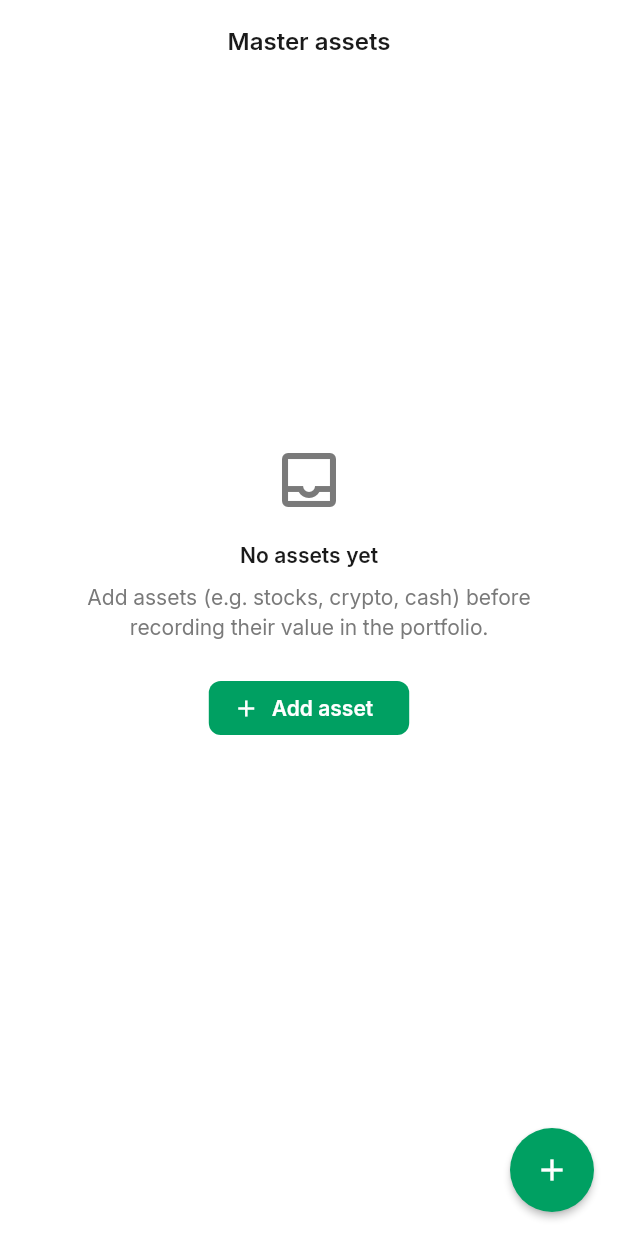
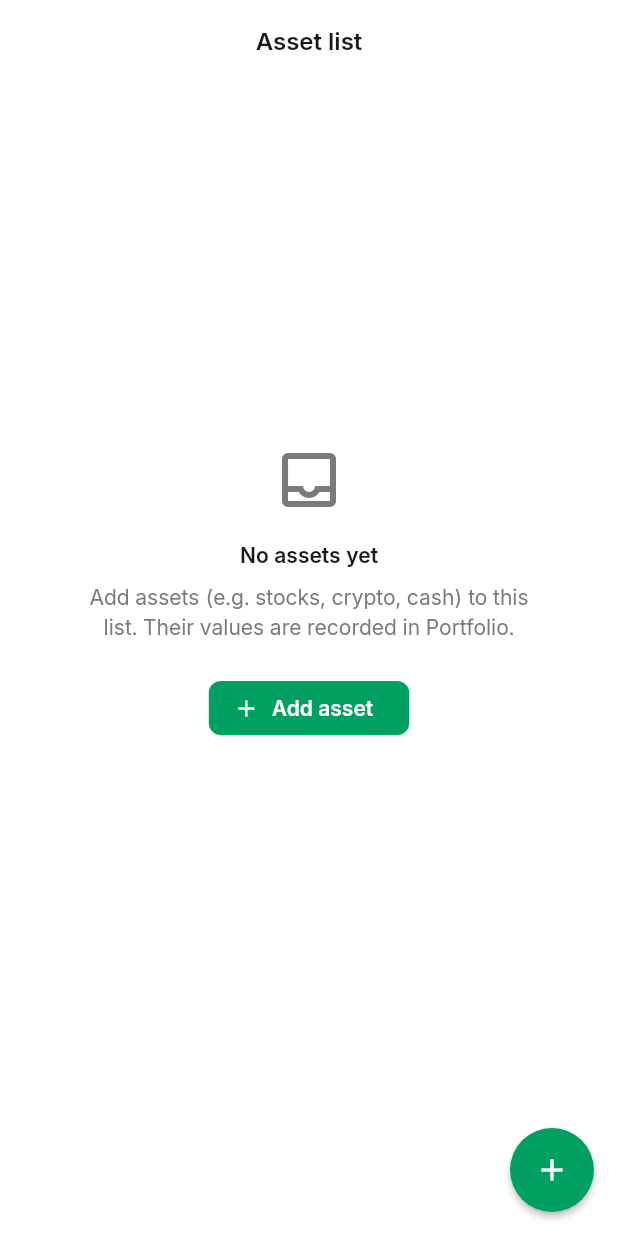
Before and after one commit to amaralfatah/flutter-wasilah-app, a Flutter app: the MasterAssetListPage screen opened by its route, on a phone screen of 412 x 824 dp. Run offline on Flutter 3.47's test engine with Material 3 defaults, Android fonts, the phone set to English and light mode, and no system bars; our stand-ins replace drift, flutter_riverpod, flutter_svg, freezed_annotation, go_router, google_sign_in and 1 more; missing offline and left inert: googleapis, sqlite3; accounts and stored records are empty; statements that could not run were skipped.

Commit message:
feat: perjelas istilah aset dan portofolio, lihat histori pindah tab
Master aset menjadi Daftar aset; Beranda kosong mengajak mencatat nilai
alih-alih Tambah aset; pesan hapus/keluarkan menjelaskan aset tetap di
daftar. Lihat histori di Beranda langsung pindah ke tab Histori tanpa
halaman duplikat.

Co-Authored-By: Claude Opus 5.5 <noreply@anthropic.com>

```diff
--- a/lib/features/portfolio/presentation/pages/dashboard_page.dart
+++ b/lib/features/portfolio/presentation/pages/dashboard_page.dart
@@ -37,9 +37,9 @@ class DashboardPage extends ConsumerWidget {
                 return ref.refresh(portfolioSummaryProvider.future);
               },
               child: AppEmptyState(
-                title: l10n.commonEmptyAssetsTitle,
+                title: l10n.emptyPortfolioTitle,
                 message: l10n.emptyAssetsDashboardMessage,
-                actionLabel: l10n.commonAddAssetLabel,
+                actionLabel: l10n.addToPortfolioLabel,
                 onAction: () => context.go(RouteNames.portfolio),
               ),
             );
@@ -72,7 +72,7 @@ class DashboardPage extends ConsumerWidget {
                     children: [
                       PortfolioSummaryCard(
                         summary: summary,
-                        onViewHistory: () => context.push(RouteNames.history),
+                        onViewHistory: () => context.go(RouteNames.history),
                       ),
                       const SizedBox(height: AppSpacing.lg),
                       targetsValue.maybeWhen(
--- a/lib/l10n/app_en.arb
+++ b/lib/l10n/app_en.arb
@@ -132,7 +132,7 @@
   "totalCostOptionalHelper": "Total funds contributed, used to calculate profit/loss.",
   "deleteAssetButton": "Delete asset",
   "deleteAssetTitle": "Delete asset?",
-  "deleteAssetMessage": "The asset {assetName} will be deleted.",
+  "deleteAssetMessage": "{assetName} will be removed from your asset list.",
   "@deleteAssetMessage": {
     "placeholders": {"assetName": {"type": "String"}}
   },
@@ -199,7 +199,7 @@
     "placeholders": {"days": {"type": "int"}}
   },
 
-  "emptyAssetsDashboardMessage": "Record your first asset to see a summary.",
+  "emptyAssetsDashboardMessage": "Record your first asset value to see a summary.",
   "noTargetsCardMessage": "Create an allocation target first so portfolio progress can be calculated correctly.",
   "mainAssetsTitle": "Main assets",
   "viewAllLabel": "View all",
@@ -345,7 +345,7 @@
 
   "targetHeroFromTarget": "vs target",
 
-  "holdingDetailTitle": "Portfolio Detail",
+  "holdingDetailTitle": "Asset Detail",
   "removeShortButton": "Remove",
 
   "chartRange6M": "6M",
@@ -415,17 +415,17 @@
   "assetHasHoldingMessage": "This asset is still in your portfolio. Remove it from the portfolio before deleting.",
   "removeFromPortfolioButton": "Remove from portfolio",
   "removeFromPortfolioTitle": "Remove from portfolio?",
-  "removeFromPortfolioMessage": "The value and history of {assetName} will be removed from the portfolio. The asset itself is kept.",
+  "removeFromPortfolioMessage": "The value and history of {assetName} will be removed from the portfolio. The asset stays in your asset list.",
   "@removeFromPortfolioMessage": {"placeholders": {"assetName": {"type": "String"}}},
   "portfolioTitle": "Portfolio",
-  "masterAssetsTitle": "Master assets",
+  "masterAssetsTitle": "Asset list",
   "settingsDataSection": "Data",
   "masterAssetsSettingsSubtitle": "Name, code, category, and market symbol",
-  "emptyMasterAssetsMessage": "Add assets (e.g. stocks, crypto, cash) before recording their value in the portfolio.",
+  "emptyMasterAssetsMessage": "Add assets (e.g. stocks, crypto, cash) to this list. Their values are recorded in Portfolio.",
   "emptyPortfolioTitle": "Your portfolio is empty",
-  "emptyPortfolioMessage": "Pick an asset from the master list and record its value.",
-  "emptyPortfolioNoMasterMessage": "Create a master asset in Settings first, then record its value here.",
-  "openMasterAssetsLabel": "Manage master assets",
+  "emptyPortfolioMessage": "Pick an asset from your asset list and record its value.",
+  "emptyPortfolioNoMasterMessage": "Add an asset to your asset list first, then record its value here.",
+  "openMasterAssetsLabel": "Open asset list",
   "addToPortfolioLabel": "Record asset value",
 
   "totalValueOptionalFieldLabel": "Total asset value (optional)",
@@ -452,6 +452,6 @@
   "assetRequiredMessage": "Please select an asset.",
   "dateRequiredMessage": "Please select a date.",
   "noteTooLongMessage": "Note can be at most {max} characters.",
-  "settingsAssetsLabel": "Assets",
+  "settingsAssetsLabel": "Asset list",
   "restoreInProgressMessage": "A backup or restore is in progress. Please wait until it finishes."
 }
--- a/lib/l10n/app_id.arb
+++ b/lib/l10n/app_id.arb
@@ -241,7 +241,7 @@
   "@deleteAssetButton": {"description": "Tombol hapus aset"},
   "deleteAssetTitle": "Hapus aset?",
   "@deleteAssetTitle": {"description": "Judul dialog konfirmasi hapus aset"},
-  "deleteAssetMessage": "Master aset {assetName} akan dihapus.",
+  "deleteAssetMessage": "{assetName} akan dihapus dari daftar aset.",
   "@deleteAssetMessage": {
     "description": "Pesan dialog konfirmasi hapus aset",
     "placeholders": {"assetName": {"type": "String"}}
@@ -351,7 +351,7 @@
     "placeholders": {"days": {"type": "int"}}
   },
 
-  "emptyAssetsDashboardMessage": "Catat aset pertama untuk melihat ringkasan.",
+  "emptyAssetsDashboardMessage": "Catat nilai aset pertama untuk melihat ringkasan.",
   "@emptyAssetsDashboardMessage": {"description": "Pesan state kosong dashboard"},
   "noTargetsCardMessage": "Buat target alokasi dulu agar progres portofolio bisa dihitung dengan benar.",
   "@noTargetsCardMessage": {"description": "Pesan kartu belum ada target di dashboard"},
@@ -549,7 +549,7 @@
   "targetHeroFromTarget": "dari target",
   "@targetHeroFromTarget": {"description": "Keterangan selisih di kepala detail target"},
 
-  "holdingDetailTitle": "Detail Portofolio",
+  "holdingDetailTitle": "Detail aset",
   "@holdingDetailTitle": {"description": "Judul halaman detail holding"},
   "removeShortButton": "Keluarkan",
   "@removeShortButton": {"description": "Tombol singkat keluarkan aset dari portofolio di bar bawah detail"},
@@ -691,25 +691,25 @@
   "@removeFromPortfolioButton": {"description": "Pemisahan master aset & portofolio"},
   "removeFromPortfolioTitle": "Keluarkan dari portofolio?",
   "@removeFromPortfolioTitle": {"description": "Pemisahan master aset & portofolio"},
-  "removeFromPortfolioMessage": "Nilai dan histori {assetName} akan dihapus dari portofolio. Master aset tetap ada.",
+  "removeFromPortfolioMessage": "Nilai dan histori {assetName} akan dihapus dari portofolio. Asetnya tetap ada di daftar aset.",
   "@removeFromPortfolioMessage": {"placeholders": {"assetName": {"type": "String"}}},
   "portfolioTitle": "Portofolio",
   "@portfolioTitle": {"description": "Pemisahan halaman master aset & portofolio"},
-  "masterAssetsTitle": "Master aset",
+  "masterAssetsTitle": "Daftar aset",
   "@masterAssetsTitle": {"description": "Pemisahan halaman master aset & portofolio"},
   "settingsDataSection": "Data",
   "@settingsDataSection": {"description": "Pemisahan halaman master aset & portofolio"},
   "masterAssetsSettingsSubtitle": "Nama, kode, kategori, dan simbol pasar",
   "@masterAssetsSettingsSubtitle": {"description": "Pemisahan halaman master aset & portofolio"},
-  "emptyMasterAssetsMessage": "Tambahkan aset (mis. saham, kripto, kas) sebelum mencatat nilainya di portofolio.",
+  "emptyMasterAssetsMessage": "Tambahkan aset (mis. saham, kripto, kas) ke daftar ini. Nilainya dicatat di Portofolio.",
   "@emptyMasterAssetsMessage": {"description": "Pemisahan halaman master aset & portofolio"},
   "emptyPortfolioTitle": "Portofolio masih kosong",
   "@emptyPortfolioTitle": {"description": "Pemisahan halaman master aset & portofolio"},
-  "emptyPortfolioMessage": "Pilih aset dari master lalu catat nilainya.",
+  "emptyPortfolioMessage": "Pilih aset dari daftar aset lalu catat nilainya.",
   "@emptyPortfolioMessage": {"description": "Pemisahan halaman master aset & portofolio"},
-  "emptyPortfolioNoMasterMessage": "Buat master aset dulu di Pengaturan, lalu catat nilainya di sini.",
+  "emptyPortfolioNoMasterMessage": "Tambahkan aset ke daftar aset dulu, lalu catat nilainya di sini.",
   "@emptyPortfolioNoMasterMessage": {"description": "Pemisahan halaman master aset & portofolio"},
-  "openMasterAssetsLabel": "Kelola master aset",
+  "openMasterAssetsLabel": "Buka daftar aset",
   "@openMasterAssetsLabel": {"description": "Pemisahan halaman master aset & portofolio"},
   "addToPortfolioLabel": "Catat nilai aset",
   "@addToPortfolioLabel": {"description": "Pemisahan halaman master aset & portofolio"},
@@ -761,7 +761,7 @@
   "@dateRequiredMessage": {"description": "Validasi tanggal belum dipilih"},
   "noteTooLongMessage": "Catatan maksimal {max} karakter.",
   "@noteTooLongMessage": {"description": "Validasi panjang catatan", "placeholders": {"max": {"type": "int"}}},
-  "settingsAssetsLabel": "Aset",
+  "settingsAssetsLabel": "Daftar aset",
   "@settingsAssetsLabel": {"description": "Baris setelan menuju daftar master aset"},
   "restoreInProgressMessage": "Backup atau pemulihan sedang berjalan. Tunggu sampai selesai.",
   "@restoreInProgressMessage": {"description": "Snackbar saat restore diminta ketika backup/restore lain masih berjalan"}
--- a/lib/l10n/app_localizations_en.dart
+++ b/lib/l10n/app_localizations_en.dart
@@ -373,7 +373,7 @@ class AppLocalizationsEn extends AppLocalizations {
 
   @override
   String deleteAssetMessage(String assetName) {
-    return 'The asset $assetName will be deleted.';
+    return '$assetName will be removed from your asset list.';
   }
 
   @override
@@ -523,7 +523,7 @@ class AppLocalizationsEn extends AppLocalizations {
 
   @override
   String get emptyAssetsDashboardMessage =>
-      'Record your first asset to see a summary.';
+      'Record your first asset value to see a summary.';
 
   @override
   String get noTargetsCardMessage =>
@@ -740,7 +740,7 @@ class AppLocalizationsEn extends AppLocalizations {
   String get targetHeroFromTarget => 'vs target';
 
   @override
-  String get holdingDetailTitle => 'Portfolio Detail';
+  String get holdingDetailTitle => 'Asset Detail';
 
   @override
   String get removeShortButton => 'Remove';
@@ -924,14 +924,14 @@ class AppLocalizationsEn extends AppLocalizations {
 
   @override
   String removeFromPortfolioMessage(String assetName) {
-    return 'The value and history of $assetName will be removed from the portfolio. The asset itself is kept.';
+    return 'The value and history of $assetName will be removed from the portfolio. The asset stays in your asset list.';
   }
 
   @override
   String get portfolioTitle => 'Portfolio';
 
   @override
-  String get masterAssetsTitle => 'Master assets';
+  String get masterAssetsTitle => 'Asset list';
 
   @override
   String get settingsDataSection => 'Data';
@@ -942,21 +942,21 @@ class AppLocalizationsEn extends AppLocalizations {
 
   @override
   String get emptyMasterAssetsMessage =>
-      'Add assets (e.g. stocks, crypto, cash) before recording their value in the portfolio.';
+      'Add assets (e.g. stocks, crypto, cash) to this list. Their values are recorded in Portfolio.';
 
   @override
   String get emptyPortfolioTitle => 'Your portfolio is empty';
 
   @override
   String get emptyPortfolioMessage =>
-      'Pick an asset from the master list and record its value.';
+      'Pick an asset from your asset list and record its value.';
 
   @override
   String get emptyPortfolioNoMasterMessage =>
-      'Create a master asset in Settings first, then record its value here.';
+      'Add an asset to your asset list first, then record its value here.';
 
   @override
-  String get openMasterAssetsLabel => 'Manage master assets';
+  String get openMasterAssetsLabel => 'Open asset list';
 
   @override
   String get addToPortfolioLabel => 'Record asset value';
@@ -1043,7 +1043,7 @@ class AppLocalizationsEn extends AppLocalizations {
   }
 
   @override
-  String get settingsAssetsLabel => 'Assets';
+  String get settingsAssetsLabel => 'Asset list';
 
   @override
   String get restoreInProgressMessage =>
--- a/lib/l10n/app_localizations_id.dart
+++ b/lib/l10n/app_localizations_id.dart
@@ -367,7 +367,7 @@ class AppLocalizationsId extends AppLocalizations {
 
   @override
   String deleteAssetMessage(String assetName) {
-    return 'Master aset $assetName akan dihapus.';
+    return '$assetName akan dihapus dari daftar aset.';
   }
 
   @override
@@ -519,7 +519,7 @@ class AppLocalizationsId extends AppLocalizations {
 
   @override
   String get emptyAssetsDashboardMessage =>
-      'Catat aset pertama untuk melihat ringkasan.';
+      'Catat nilai aset pertama untuk melihat ringkasan.';
 
   @override
   String get noTargetsCardMessage =>
@@ -731,7 +731,7 @@ class AppLocalizationsId extends AppLocalizations {
   String get targetHeroFromTarget => 'dari target';
 
   @override
-  String get holdingDetailTitle => 'Detail Portofolio';
+  String get holdingDetailTitle => 'Detail aset';
 
   @override
   String get removeShortButton => 'Keluarkan';
@@ -915,14 +915,14 @@ class AppLocalizationsId extends AppLocalizations {
 
   @override
   String removeFromPortfolioMessage(String assetName) {
-    return 'Nilai dan histori $assetName akan dihapus dari portofolio. Master aset tetap ada.';
+    return 'Nilai dan histori $assetName akan dihapus dari portofolio. Asetnya tetap ada di daftar aset.';
   }
 
   @override
   String get portfolioTitle => 'Portofolio';
 
   @override
-  String get masterAssetsTitle => 'Master aset';
+  String get masterAssetsTitle => 'Daftar aset';
 
   @override
   String get settingsDataSection => 'Data';
@@ -933,21 +933,21 @@ class AppLocalizationsId extends AppLocalizations {
 
   @override
   String get emptyMasterAssetsMessage =>
-      'Tambahkan aset (mis. saham, kripto, kas) sebelum mencatat nilainya di portofolio.';
+      'Tambahkan aset (mis. saham, kripto, kas) ke daftar ini. Nilainya dicatat di Portofolio.';
 
   @override
   String get emptyPortfolioTitle => 'Portofolio masih kosong';
 
   @override
   String get emptyPortfolioMessage =>
-      'Pilih aset dari master lalu catat nilainya.';
+      'Pilih aset dari daftar aset lalu catat nilainya.';
 
   @override
   String get emptyPortfolioNoMasterMessage =>
-      'Buat master aset dulu di Pengaturan, lalu catat nilainya di sini.';
+      'Tambahkan aset ke daftar aset dulu, lalu catat nilainya di sini.';
 
   @override
-  String get openMasterAssetsLabel => 'Kelola master aset';
+  String get openMasterAssetsLabel => 'Buka daftar aset';
 
   @override
   String get addToPortfolioLabel => 'Catat nilai aset';
@@ -1034,7 +1034,7 @@ class AppLocalizationsId extends AppLocalizations {
   }
 
   @override
-  String get settingsAssetsLabel => 'Aset';
+  String get settingsAssetsLabel => 'Daftar aset';
 
   @override
   String get restoreInProgressMessage =>
```
Also changed, not shown: lib/l10n/app_localizations.dart (+10 -10 lines), 3 other files.
